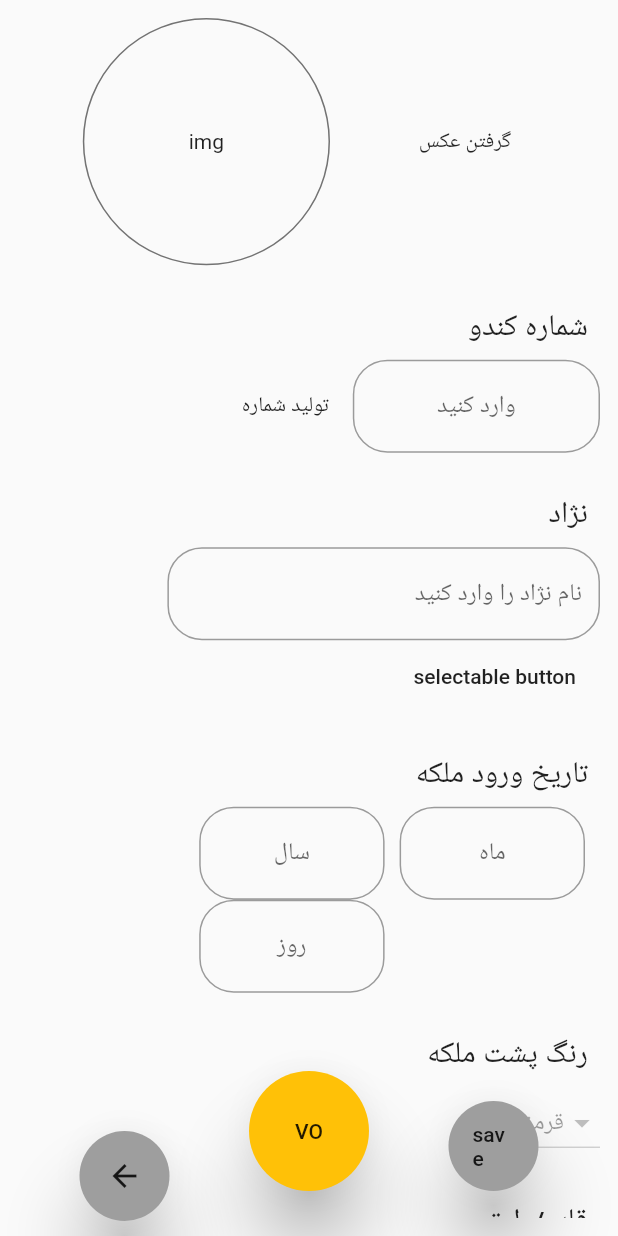
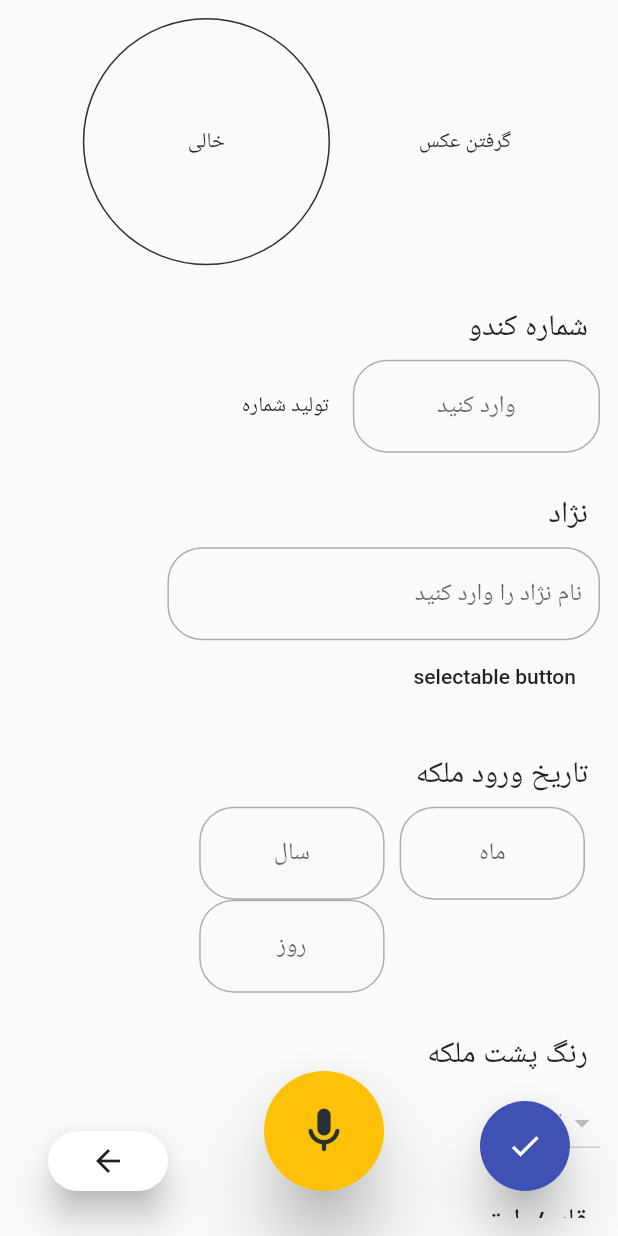
Before and after one commit to pashaamiriali/lever, a Flutter app: the screen it shows after launch, after a tap on "افزودن", on a phone screen of 412 x 824 dp. Run offline on Flutter 3.47's test engine with Material 2 defaults, Android fonts, the phone set to English and light mode, and no system bars; our stand-ins replace camera, sqflite; accounts and stored records are empty.

Commit message:
image section complete

```diff
--- a/lib/core/components/global_view_components.dart
+++ b/lib/core/components/global_view_components.dart
@@ -14,10 +14,15 @@ class VoiceCommandButton extends StatelessWidget {
       margin: EdgeInsets.only(bottom: 30),
       child: MaterialButton(
         onPressed: () {},
-        color: Colors.amber,
+        color: Theme.of(context).colorScheme.secondary,
+        textColor: Theme.of(context).colorScheme.onSecondary,
         elevation: 20,
         shape: StadiumBorder(),
-        child: Center(child: Text('VO')),
+        child: Center(
+            child: Icon(
+          Icons.mic_rounded,
+          size: 36,
+        )),
       ),
     );
   }
@@ -40,23 +45,20 @@ class BottomButtonSet extends StatelessWidget {
     return Align(
       alignment: Alignment.bottomCenter,
       child: Row(
-        mainAxisAlignment: MainAxisAlignment.spaceEvenly,
+        mainAxisAlignment: MainAxisAlignment.spaceAround,
         children: [
-          Transform.translate(
-            offset: Offset(0, 20),
-            child: Align(
+          Align(
             alignment: Alignment.bottomLeft,
             child: Container(
-                height: 60,
-                width: 60,
+              height: 40,
+              width: 80,
               margin: EdgeInsets.only(bottom: 30),
               child: MaterialButton(
-                  onPressed: () => onBackPressed,
-                  color: Colors.grey,
-                  elevation: 20,
+                onPressed: () => onBackPressed.call(),
+                color: Theme.of(context).colorScheme.surface,
+                elevation: 10,
                 shape: StadiumBorder(),
                 child: Center(child: Icon(Icons.arrow_back)),
-                ),
               ),
             ),
           ),
@@ -71,9 +73,10 @@ class BottomButtonSet extends StatelessWidget {
               width: 60,
               margin: EdgeInsets.only(bottom: 30),
               child: MaterialButton(
-                  onPressed: rightAction,
-                  color: Colors.grey,
-                  elevation: 20,
+                  onPressed: rightAction.call(),
+                  color: Theme.of(context).colorScheme.primary,
+                  textColor: Theme.of(context).colorScheme.onPrimary,
+                  elevation: 15,
                   shape: StadiumBorder(),
                   child: rightActionChild),
             ),
--- a/lib/core/dependency_management/injection/injector.dart
+++ b/lib/core/dependency_management/injection/injector.dart
@@ -1,3 +1,4 @@
+import 'package:camera/camera.dart';
 import 'package:lever/core/env.dart';
 import 'package:lever/core/infrastructure/data/database_initializer.dart';
 import 'package:lever/core/infrastructure/data/database_provider.dart';
@@ -18,14 +19,16 @@ class Injector {
   IDGen _idGen;
   DateTimeProvider _datetimeProvider;
   HiveRepoImpl _hiveRepoImpl;
+  CameraDescription camera;
   Future initiate() async {
-    this._db=await _instantiateDb();
+    this._db = await _instantiateDb();
     this._uuid = Uuid();
     this._dbWrapper = DatabaseWrapperImpl(this._db);
     this._idGen = IDGenImpl(_uuid);
     this._datetimeProvider = DateTimeProviderImpl();
     this._hiveRepoImpl =
         HiveRepoImpl(this._dbWrapper, this._idGen, this._datetimeProvider);
+    this.camera = (await availableCameras()).first;
   }
 
   Future<Database> _instantiateDb() async {
--- a/lib/core/env.dart
+++ b/lib/core/env.dart
@@ -1 +1,2 @@
 const DB_NAME='lever_db.db';
+const PICTURES_PATH='pictures';
--- a/lib/features/hive_management/presentation/components/hive_view_components.dart
+++ b/lib/features/hive_management/presentation/components/hive_view_components.dart
@@ -1,5 +1,10 @@
+import 'dart:io';
+
 import 'package:flutter/material.dart';
 import 'package:lever/core/components/global_view_components.dart';
+import 'package:lever/core/dependency_management/injection/InjectorProvider.dart';
+import 'package:lever/core/dependency_management/injection/injector.dart';
+import 'package:lever/core/infrastructure/camera/take_picture_screen.dart';
 import 'package:lever/features/hive_management/presentation/logic/hive_add_view_logic.dart';
 
 class NotesSection extends StatelessWidget {
@@ -279,7 +284,7 @@ class HiveNumberSection extends StatelessWidget {
   }
 }
 
-class TakeImageSection extends StatelessWidget {
+class TakeImageSection extends StatefulWidget {
   final AddHiveViewLogic model;
   const TakeImageSection({
     Key key,
@@ -287,7 +292,14 @@ class TakeImageSection extends StatelessWidget {
   }) : super(key: key);
 
   @override
+  _TakeImageSectionState createState() => _TakeImageSectionState();
+}
+
+class _TakeImageSectionState extends State<TakeImageSection> {
+  File _picture;
+  @override
   Widget build(BuildContext context) {
+    Injector _injector = InjectorProvider.of(context).injector;
     return Row(
       mainAxisAlignment: MainAxisAlignment.spaceEvenly,
       children: [
@@ -299,14 +311,23 @@ class TakeImageSection extends StatelessWidget {
                   color: Theme.of(context).colorScheme.onBackground,
                   width: 1,
                   style: BorderStyle.solid),
-              borderRadius: BorderRadius.circular(200)),
+              borderRadius: BorderRadius.circular(200),
+              image: _picture != null
+                  ? DecorationImage(
+                      image: FileImage(_picture), fit: BoxFit.cover)
+                  : null),
           child: Center(
-            child: Text('img'),
+            child: _picture == null ? Text('خالی') : Container(),
           ),
         ),
         MaterialButton(
           onPressed: () {
-            //TODO: implement onpressed
+            Navigator.of(context).push(MaterialPageRoute(
+                builder: (context) => TakePictureScreen(
+                      camera: _injector.camera,
+                      captureMode: CaptureMode.forHive,
+                      hivePictureTakenCallback: imageCapturedCallback,
+                    )));
           },
           child: Text('گرفتن عکس'),
           elevation: 0,
@@ -316,4 +337,11 @@ class TakeImageSection extends StatelessWidget {
       ],
     );
   }
+
+  void imageCapturedCallback(String imagePath) {
+    setState(() {
+      this._picture = File(imagePath);
+      widget.model.picture = imagePath;
+    });
+  }
 }
--- a/lib/features/hive_management/presentation/logic/hive_add_view_logic.dart
+++ b/lib/features/hive_management/presentation/logic/hive_add_view_logic.dart
@@ -4,8 +4,33 @@ import 'package:lever/features/hive_management/domain/usecases/usecases.dart';
 
 class AddHiveViewLogic with ChangeNotifier {
   final AddHiveCmnd _addHiveCmnd;
+  AddHiveViewLogic(this._addHiveCmnd);
+  bool isSaveButtonPressed = false;
+  bool formValidated = false;
+  bool isLoading = false;
+  String picture, breed, queenBackColor, status, description;
+  int hiveNumber, frames, stairs, annualHoney;
+  DateTime queenAddedDate;
 
-  AddHiveViewLogic(this._addHiveCmnd);
+  List<String> invalidFields = [];
+
+  void saveHivePressed() {
+    if (formValidated = true) {
+      var hive = Hive(null, hiveNumber, annualHoney, description, picture, null,
+          null, null);
+      var populationInfo = PopulationInfo(null, null, frames, stairs, status);
+      var queenInfo =
+          QueenInfo(null, null, queenAddedDate, breed, queenBackColor);
+      isLoading = true;
+      addHive(hive, populationInfo, queenInfo).then((value) {
+        isLoading = false;
+        notifyListeners();
+      });
+    } else
+      isSaveButtonPressed = true;
+    notifyListeners();
+  }
+
   Future<Hive> addHive(
       Hive hive, PopulationInfo populationInfo, QueenInfo queenInfo) async {
     return await _addHiveCmnd.execute({
--- a/lib/features/hive_management/presentation/screens/hive_add_screen.dart
+++ b/lib/features/hive_management/presentation/screens/hive_add_screen.dart
@@ -67,8 +67,8 @@ class AddHiveView extends StatelessWidget {
               ),
               BottomButtonSet(
                 onBackPressed: () => Navigator.of(context).pop(),
-                rightActionChild: Center(child: Text('save')),
-                rightAction: () {},
+                rightActionChild: Center(child: Icon(Icons.check)),
+                rightAction: () =>model.saveHivePressed,
               )
             ],
           ),
--- a/lib/features/home_screen/components/home_components.dart
+++ b/lib/features/home_screen/components/home_components.dart
@@ -143,8 +143,12 @@ class HomeBottomNavigationBar extends StatelessWidget {
                 color: Theme.of(context).colorScheme.background,
                 boxShadow: [
                   BoxShadow(
-                      color: Theme.of(context).colorScheme.onBackground,
-                      blurRadius: 5)
+                      color: Theme.of(context)
+                          .colorScheme
+                          .onBackground
+                          .withOpacity(0.4),
+                      blurRadius: 12,
+                      spreadRadius: 1)
                 ]),
             child: Row(
               mainAxisAlignment: MainAxisAlignment.spaceBetween,
--- a/lib/main.dart
+++ b/lib/main.dart
@@ -20,6 +20,8 @@ class MyApp extends StatelessWidget {
 
   @override
   Widget build(BuildContext context) {
+    var textColor = Colors.blueGrey[900];
+    var background = Colors.white;
     return InjectorProvider(
       injector: this.injector,
       child: MaterialApp(
@@ -30,16 +32,16 @@ class MyApp extends StatelessWidget {
             brightness: Brightness.light,
             primary: Colors.indigo,
             primaryVariant: Colors.deepPurple,
-            onPrimary: Colors.white,
+            onPrimary: background,
             secondary: Colors.amber,
             secondaryVariant: Colors.yellow,
-            onSecondary: Colors.black54,
-            surface: Colors.white,
-            onSurface: Colors.black54,
-            background: Colors.white,
-            onBackground: Colors.black54,
+            onSecondary: textColor,
+            surface: background,
+            onSurface: textColor,
+            background: background,
+            onBackground: textColor,
             error: Colors.red,
-            onError: Colors.white,
+            onError: background,
           ),
         ),
         routes: {
--- a/pubspec.yaml
+++ b/pubspec.yaml
@@ -29,6 +29,7 @@ dependencies:
   path: ^1.8.0
   provider: ^5.0.0
   path_provider: ^2.0.2
+  camera: ^0.8.1+3
 
 
   # The following adds the Cupertino Icons font to your application.
```
Also changed, not shown: lib/core/infrastructure/camera/take_picture_screen.dart (added, +166 -0 lines), lib/core/infrastructure/camera/camera_provider.dart (deleted), pubspec.lock, 1 other file. Lines whose indentation alone changed are shown as unchanged.
